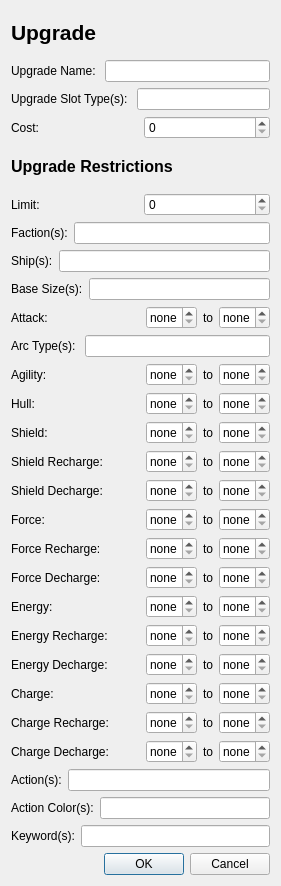
The window that qt_designer/upgrade_form.ui (flipperlord/x-wing-squad-builder) describes before a commit, drawn with Qt 5.
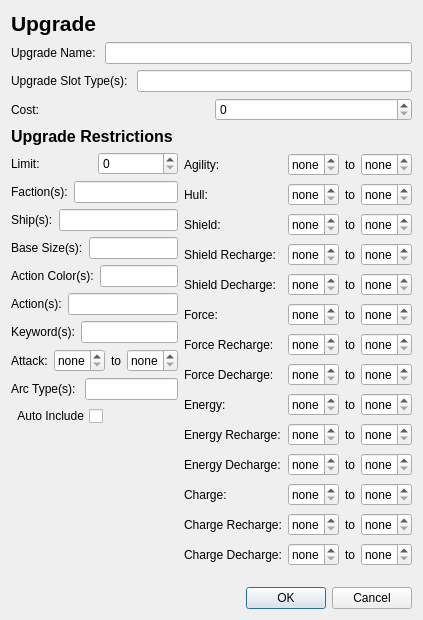
The same window after the commit. Icons and pictures are not drawn.

Commit message: dynamic linked actions and autoinclude for upgrades

```diff
--- a/qt_designer/upgrade_form.ui
+++ b/qt_designer/upgrade_form.ui
@@ -6,8 +6,8 @@
    <rect>
     <x>0</x>
     <y>0</y>
-    <width>281</width>
-    <height>886</height>
+    <width>417</width>
+    <height>620</height>
    </rect>
   </property>
   <property name="windowTitle">
@@ -107,6 +107,10 @@
       </widget>
      </item>
      <item>
+      <layout class="QHBoxLayout" name="horizontalLayout_3">
+       <item>
+        <layout class="QVBoxLayout" name="verticalLayout_3">
+         <item>
       <layout class="QHBoxLayout" name="horizontalLayout_25">
        <item>
         <widget class="QLabel" name="label_26">
@@ -121,7 +125,7 @@
       </layout>
      </item>
      <item>
-      <layout class="QHBoxLayout" name="horizontalLayout_3">
+          <layout class="QHBoxLayout" name="horizontalLayout_4">
        <item>
         <widget class="QLabel" name="label_3">
          <property name="text">
@@ -142,7 +146,7 @@
       </layout>
      </item>
      <item>
-      <layout class="QHBoxLayout" name="horizontalLayout_4">
+          <layout class="QHBoxLayout" name="horizontalLayout_7">
        <item>
         <widget class="QLabel" name="label_4">
          <property name="text">
@@ -183,6 +187,69 @@
        </item>
       </layout>
      </item>
+         <item>
+          <layout class="QHBoxLayout" name="horizontalLayout_12">
+           <item>
+            <widget class="QLabel" name="label_12">
+             <property name="text">
+              <string>Action Color(s):</string>
+             </property>
+            </widget>
+           </item>
+           <item>
+            <widget class="QLineEdit" name="colors_line_edit">
+             <property name="text">
+              <string/>
+             </property>
+             <property name="placeholderText">
+              <string/>
+             </property>
+            </widget>
+           </item>
+          </layout>
+         </item>
+         <item>
+          <layout class="QHBoxLayout" name="horizontalLayout_10">
+           <item>
+            <widget class="QLabel" name="label_10">
+             <property name="text">
+              <string>Action(s):</string>
+             </property>
+            </widget>
+           </item>
+           <item>
+            <widget class="QLineEdit" name="actions_line_edit">
+             <property name="text">
+              <string/>
+             </property>
+             <property name="placeholderText">
+              <string/>
+             </property>
+            </widget>
+           </item>
+          </layout>
+         </item>
+         <item>
+          <layout class="QHBoxLayout" name="horizontalLayout_13">
+           <item>
+            <widget class="QLabel" name="label_13">
+             <property name="text">
+              <string>Keyword(s):</string>
+             </property>
+            </widget>
+           </item>
+           <item>
+            <widget class="QLineEdit" name="traits_line_edit">
+             <property name="text">
+              <string/>
+             </property>
+             <property name="placeholderText">
+              <string/>
+             </property>
+            </widget>
+           </item>
+          </layout>
+         </item>
      <item>
       <layout class="QHBoxLayout" name="horizontalLayout_5">
        <item>
@@ -265,7 +332,51 @@
       </layout>
      </item>
      <item>
-      <layout class="QHBoxLayout" name="horizontalLayout_7">
+          <layout class="QHBoxLayout" name="horizontalLayout_28">
+           <item>
+            <widget class="QCheckBox" name="autoinclude_checkbox">
+             <property name="layoutDirection">
+              <enum>Qt::RightToLeft</enum>
+             </property>
+             <property name="text">
+              <string>Auto Include</string>
+             </property>
+            </widget>
+           </item>
+           <item>
+            <spacer name="horizontalSpacer_2">
+             <property name="orientation">
+              <enum>Qt::Horizontal</enum>
+             </property>
+             <property name="sizeHint" stdset="0">
+              <size>
+               <width>40</width>
+               <height>20</height>
+              </size>
+             </property>
+            </spacer>
+           </item>
+          </layout>
+         </item>
+         <item>
+          <spacer name="verticalSpacer">
+           <property name="orientation">
+            <enum>Qt::Vertical</enum>
+           </property>
+           <property name="sizeHint" stdset="0">
+            <size>
+             <width>20</width>
+             <height>40</height>
+            </size>
+           </property>
+          </spacer>
+         </item>
+        </layout>
+       </item>
+       <item>
+        <layout class="QVBoxLayout" name="verticalLayout_4">
+         <item>
+          <layout class="QHBoxLayout" name="horizontalLayout_8">
        <item>
         <widget class="QLabel" name="label_7">
          <property name="text">
@@ -1062,66 +1173,7 @@
        </item>
       </layout>
      </item>
-     <item>
-      <layout class="QHBoxLayout" name="horizontalLayout_10">
-       <item>
-        <widget class="QLabel" name="label_10">
-         <property name="text">
-          <string>Action(s):</string>
-         </property>
-        </widget>
-       </item>
-       <item>
-        <widget class="QLineEdit" name="actions_line_edit">
-         <property name="text">
-          <string/>
-         </property>
-         <property name="placeholderText">
-          <string/>
-         </property>
-        </widget>
-       </item>
-      </layout>
-     </item>
-     <item>
-      <layout class="QHBoxLayout" name="horizontalLayout_12">
-       <item>
-        <widget class="QLabel" name="label_12">
-         <property name="text">
-          <string>Action Color(s):</string>
-         </property>
-        </widget>
-       </item>
-       <item>
-        <widget class="QLineEdit" name="colors_line_edit">
-         <property name="text">
-          <string/>
-         </property>
-         <property name="placeholderText">
-          <string/>
-         </property>
-        </widget>
-       </item>
-      </layout>
-     </item>
-     <item>
-      <layout class="QHBoxLayout" name="horizontalLayout_13">
-       <item>
-        <widget class="QLabel" name="label_13">
-         <property name="text">
-          <string>Keyword(s):</string>
-         </property>
-        </widget>
-       </item>
-       <item>
-        <widget class="QLineEdit" name="traits_line_edit">
-         <property name="text">
-          <string/>
-         </property>
-         <property name="placeholderText">
-          <string/>
-         </property>
-        </widget>
+        </layout>
        </item>
       </layout>
      </item>
```
Lines whose indentation alone changed are shown as unchanged. The commit also changes 5 other files.
